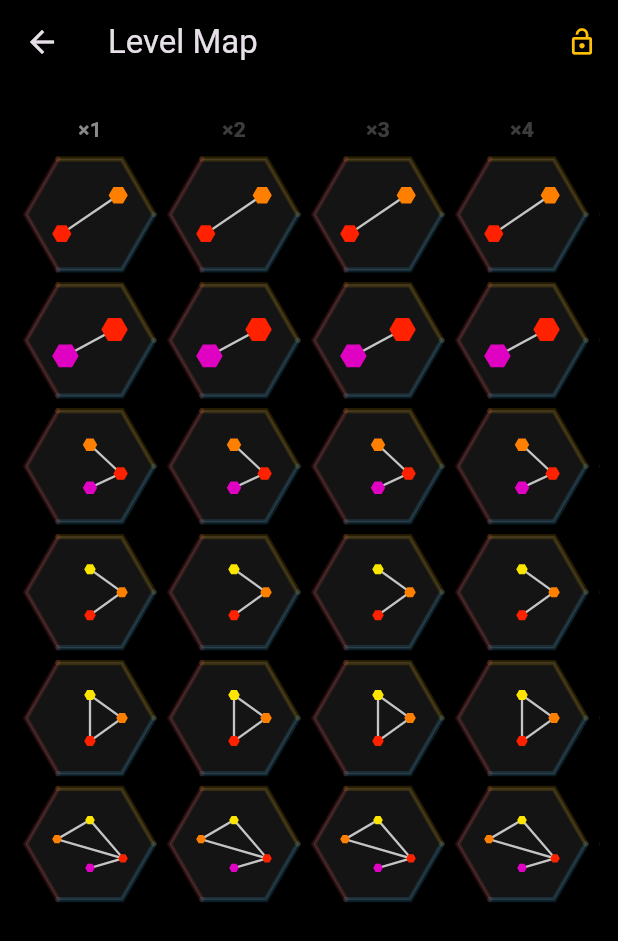
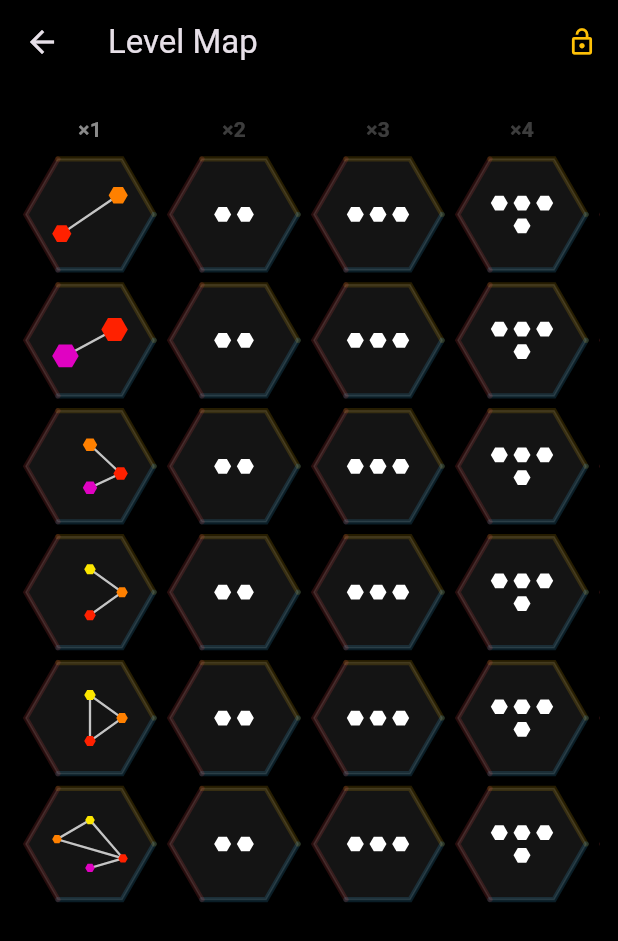
Before and after one commit to quocketman/holistic_ear_training_suite, a Flutter app: the HexGridMapScreen screen opened directly, after a tap on the "lock outline" icon, on a phone screen of 412 x 824 dp. Shown: the top 941 px of the screen. Run offline on Flutter 3.47's test engine with Material 3 defaults, Android fonts, the phone set to English and light mode, and no system bars; our stand-ins replace flutter_svg, hive_flutter, just_audio, web; missing offline and left inert: flutter_soloud; accounts and stored records are empty.

Commit message:
Show inARow hex dots in level map cells, keep visualizer for column 1
Column 1 cells show the connection visualizer as before. Columns 2-8
show small white hexagons arranged in centered rows of up to 3,
matching the in-a-row count for that tier.

Co-Authored-By: Claude Opus 4.6 (1M context) <noreply@anthropic.com>

```diff
--- a/lib/widgets/hex_cell.dart
+++ b/lib/widgets/hex_cell.dart
@@ -50,15 +50,55 @@ class HexCell extends StatelessWidget {
       );
     }
 
-    // Show connection visualizer inside the hex.
+    final inARow = cell.column + 1;
+
+    // Column 1: show connection visualizer.
+    if (inARow == 1) {
       final rep = cell.representativeLevel!;
       final mode = rep.preferredMode ?? Mode.major;
-
       return Padding(
         padding: EdgeInsets.all(size * 0.22),
         child: ConnectionVisualizer(
           levelSpecs: rep,
           mode: mode,
+        ),
+      );
+    }
+
+    // Columns 2+: show inARow count as small white hexagons in rows.
+    final dotSize = size * 0.14;
+    final spacing = dotSize * 0.2;
+
+    // Arrange in rows: 1→1, 2→2, 3→3, 4→2+2, 5→3+2, 6→3+3, 7→3+2+2, 8→3+3+2 (or similar)
+    final rows = <int>[];
+    var remaining = inARow;
+    while (remaining > 0) {
+      final rowCount = remaining >= 3 ? 3 : remaining;
+      rows.add(rowCount);
+      remaining -= rowCount;
+    }
+
+    return Center(
+      child: Column(
+        mainAxisSize: MainAxisSize.min,
+        children: rows.map((count) {
+          return Padding(
+            padding: EdgeInsets.symmetric(vertical: spacing / 2),
+            child: Row(
+              mainAxisSize: MainAxisSize.min,
+              children: List.generate(count, (i) {
+                return Padding(
+                  padding: EdgeInsets.symmetric(horizontal: spacing / 2),
+                  child: SizedBox(
+                    width: dotSize,
+                    height: dotSize,
+                    child: CustomPaint(painter: _MiniHexPainter()),
+                  ),
+                );
+              }),
+            ),
+          );
+        }).toList(),
       ),
     );
   }
@@ -164,3 +204,24 @@ class _HexCellPainter extends CustomPainter {
   @override
   bool shouldRepaint(covariant _HexCellPainter old) => true;
 }
+
+class _MiniHexPainter extends CustomPainter {
+  @override
+  void paint(Canvas canvas, Size size) {
+    final cx = size.width / 2;
+    final cy = size.height / 2;
+    final r = size.width / 2 * 0.9;
+    final path = Path();
+    for (int i = 0; i < 6; i++) {
+      final angle = (60.0 * i) * pi / 180.0;
+      final x = cx + r * cos(angle);
+      final y = cy + r * sin(angle);
+      if (i == 0) { path.moveTo(x, y); } else { path.lineTo(x, y); }
+    }
+    path.close();
+    canvas.drawPath(path, Paint()..color = Colors.white);
+  }
+
+  @override
+  bool shouldRepaint(covariant CustomPainter old) => false;
+}
```
Lines whose indentation alone changed are shown as unchanged.
